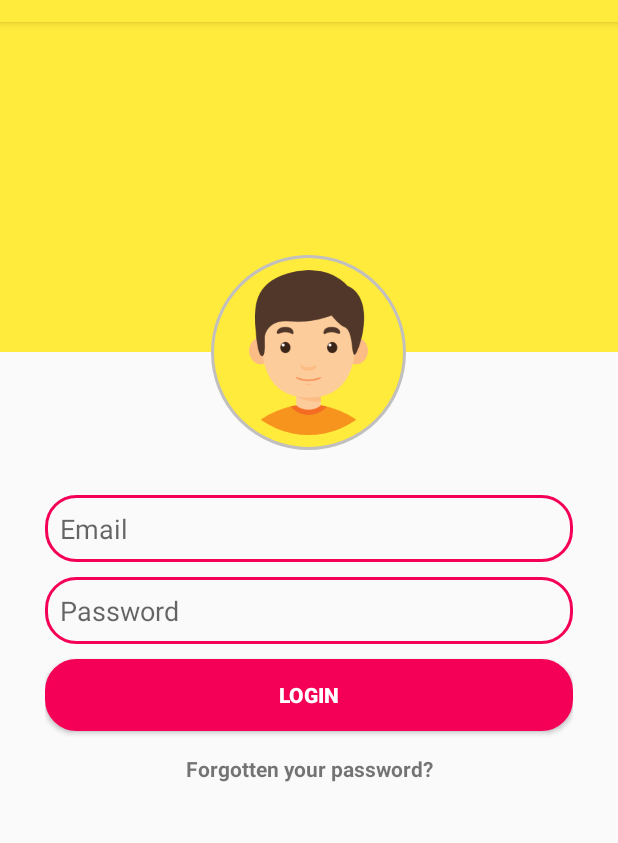
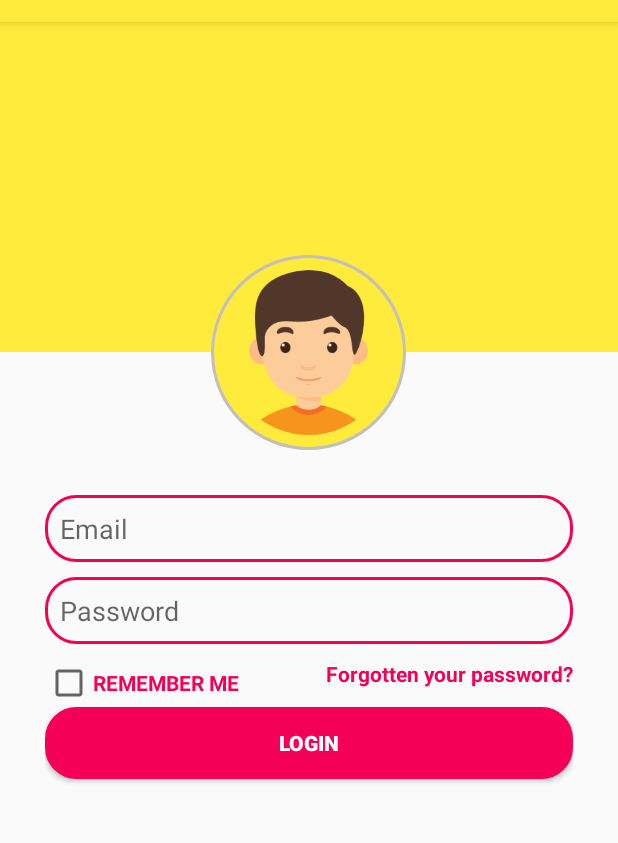
Before and after one commit to SMARTKAKSHA/Teacher-App, an Android app: the screen it shows after launch (MainActivity), on a phone screen of 412 x 824 dp, the part 62-905 px from its top. Run offline under Robolectric (Android 15) with nearby library versions, the phone set to English and light mode, and no system bars; our stand-ins replace CircleImageView, Volley.

```diff
--- a/app/build.gradle
+++ b/app/build.gradle
@@ -45,6 +45,7 @@ dependencies {
     implementation 'androidx.appcompat:appcompat:1.1.0'
     implementation 'androidx.constraintlayout:constraintlayout:1.1.3'
     implementation 'androidx.wear:wear:1.0.0'
+    implementation 'com.google.android.material:material:1.1.0'
     testImplementation 'junit:junit:4.13'
     androidTestImplementation 'androidx.test.ext:junit:1.1.1'
     androidTestImplementation 'androidx.test.espresso:espresso-core:3.2.0'
--- a/app/src/main/java/com/example/sqllite/Login/MainActivity.kt
+++ b/app/src/main/java/com/example/sqllite/Login/MainActivity.kt
@@ -2,9 +2,12 @@ package com.example.sqllite
 
 import android.content.Context
 import android.content.Intent
+import android.content.SharedPreferences
 import android.net.ConnectivityManager
 import android.os.Bundle
 import android.view.View
+import android.widget.Button
+import android.widget.CheckBox
 import android.widget.EditText
 import android.widget.Toast
 import androidx.appcompat.app.AppCompatActivity
@@ -13,7 +16,8 @@ import com.android.volley.Response
 import com.android.volley.toolbox.StringRequest
 import org.json.JSONException
 import org.json.JSONObject
-import java.util.HashMap
+import java.util.*
+
 
 /*Created  By Divyanshu Gupta
 This is the main activity and hence the login activity of the app too
@@ -21,13 +25,42 @@ This is the main activity and hence the login activity of the app too
 class MainActivity : AppCompatActivity() {
     var g_email: EditText? = null
     var g_password: EditText? = null
-
+    var remember:CheckBox?=null
+    private val PREFS_NAME = "PrefsFile"
+    private var preferences:SharedPreferences?=null
     override fun onCreate(savedInstanceState: Bundle?) {
         super.onCreate(savedInstanceState)
         setContentView(R.layout.activity_login)
         g_email = findViewById(R.id.email)
         g_password = findViewById(R.id.pass)
+         remember= findViewById<CheckBox>(R.id.remeberme)
+        preferences = getSharedPreferences(PREFS_NAME, Context.MODE_PRIVATE)
+getPreferencesData()
+
     }
+
+    public fun already_login(){}
+//setting the rememberd username and password
+    private fun getPreferencesData() {
+        var sp = getSharedPreferences(PREFS_NAME, Context.MODE_PRIVATE)
+        if(sp.contains("pref_username")) {
+            var username = sp.getString("pref_username", "not found.")
+            g_email!!.setText(username)
+        }
+        if(sp.contains("pref_password")) {
+            var passsword = sp.getString("pref_password", "not found.")
+            g_password!!.setText(passsword)
+        }
+        if(sp.contains("pref_check")) {
+            var check:Boolean = sp.getBoolean("pref_check",false)
+            remember!!.setChecked(check)
+
+
+        }
+
+
+    }
+
 
     //onclick function for logging in the user and verifing the user details
     fun login_main(view: View?)
@@ -42,9 +75,29 @@ class MainActivity : AppCompatActivity() {
                     val Response = jsonObject.getString("response")
                     if (Response == "Login Success")//the php code will return the response that is login success if user and password are correct in server database
                     {
+
+                        //checking whether remember checkox is checked or not
+                        if(remember!!.isChecked){
+                            val boolIsChecked = remember!!.isChecked
+                            val editor = preferences!!.edit()
+                            editor.putString("pref_username",l_email_user)
+                            editor.putString("pref_password",l_password_user)
+                            editor.putBoolean("pref_check",boolIsChecked)
+                            editor.apply()
+                            Toast.makeText(this@MainActivity,"Setting have been saved",Toast.LENGTH_LONG).show()
+
+                        }
+                        else{
+                            preferences!!.edit().clear().apply()
+                        }
+
                         Toast.makeText(this@MainActivity, "Logging In", Toast.LENGTH_LONG).show()
                         val intent = Intent(this@MainActivity, TeacherHome::class.java)
                         startActivity(intent)
+
+                        //clearing the text boxes after directing to the other activity
+                        g_email!!.text.clear()
+                        g_password!!.text.clear()
                     }
                     else
                     {
@@ -67,7 +120,9 @@ class MainActivity : AppCompatActivity() {
             }
             MySingleton.getInstance(this@MainActivity)!!.addToRequestQue(stringRequest)
         }
+
     }
+
 
     //onclick function for resetting the password this function takes you to the reset password activity
     fun forget(view: View?)
@@ -88,6 +143,8 @@ class MainActivity : AppCompatActivity() {
         return l_networkInfo != null && l_networkInfo.isConnected
     }
 
+
+
     companion object {
         const val g_SERVER_URL = "http:/10.0.2.2/poc/login.php"
     }
--- a/app/src/main/res/layout/activity_login.xml
+++ b/app/src/main/res/layout/activity_login.xml
@@ -26,7 +26,7 @@
 
     <LinearLayout
         android:layout_width="match_parent"
-        android:layout_height="1119dp"
+        android:layout_height="wrap_content"
         android:orientation="vertical"
         android:padding="30dp">
 
@@ -52,6 +52,31 @@
             android:hint="Password"
             android:inputType="textPassword"
             android:padding="10dp" />
+<LinearLayout
+    android:layout_width="match_parent"
+    android:layout_height="wrap_content">
+    <CheckBox
+        android:layout_gravity="end"
+        android:id="@+id/remeberme"
+        android:layout_width="wrap_content"
+        android:layout_height="wrap_content"
+        android:text="REMEMBER ME"
+        android:textColor="@color/colorAccent"
+        android:textStyle="bold" />
+
+    <TextView
+        android:id="@+id/forgot_password"
+        android:layout_width="match_parent"
+        android:layout_height="wrap_content"
+        android:onClick="forget"
+        android:text="Forgotten your password?"
+        android:textStyle="bold"
+        android:textAlignment="textEnd"
+        android:textColor="@color/colorAccent"
+        tools:ignore="OnClick" />
+
+
+</LinearLayout>
 
         <Button
             android:id="@+id/button_login"
@@ -59,20 +84,11 @@
             android:layout_height="wrap_content"
             android:layout_marginBottom="15dp"
             android:background="@drawable/button_background"
+            android:onClick="login_main"
             android:text="Login"
-            android:onClick="login_main"
             android:textColor="@color/colorWhite"
             android:textStyle="bold" />
-        <TextView
-            android:id="@+id/forgot_password"
-            android:layout_width="match_parent"
-            android:layout_height="wrap_content"
-            android:layout_marginBottom="15dp"
-            android:text="Forgotten your password?"
-            android:gravity="center"
-            android:onClick="forget"
-            android:textStyle="bold"
-            tools:ignore="OnClick" />
+
 
 
     </LinearLayout>
```
Also changed, not shown: app/src/main/java/com/example/sqllite/DownloadActivity.kt (+10 -3 lines), app/src/main/res/layout/activity_download.xml (+17 -7 lines).
